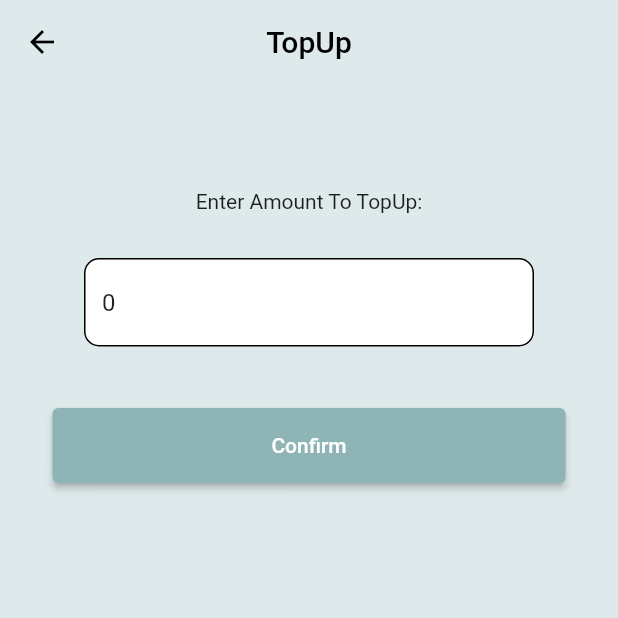
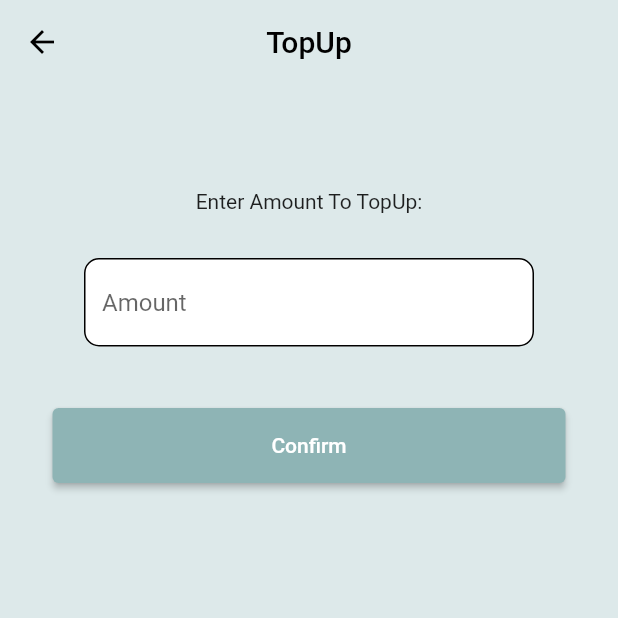
Before and after one commit to BlockSafe-org/Mobile-App, a Flutter app: the TopUp screen opened directly, on a phone screen of 412 x 824 dp, the top half of it. Run offline on Flutter 3.47's test engine with Material 2 defaults, Android fonts, the phone set to English and light mode, and no system bars; our stand-ins replace carousel_slider, cloud_firestore, cloud_functions, firebase_auth, firebase_core, flutter_dotenv and 4 more; missing offline and left inert: currency_formatter, firebase_app_check, flutterwave_standard, is_first_run, web3dart; accounts and stored records are empty; network calls fail.

Commit message:
Added currency formatter

```diff
--- a/lib/Models/transaction.dart
+++ b/lib/Models/transaction.dart
@@ -12,7 +12,7 @@ class TransactionDetails extends StatelessWidget {
   String transactionName;
   String transactionHash;
   int timeStamp;
-  int cost;
+  String cost;
   String makeDate() {
     DateTime date = DateTime.fromMicrosecondsSinceEpoch(timeStamp);
     return "${date.year}-${date.month}-${date.day} ${date.hour}:${date.minute}";
@@ -56,7 +56,7 @@ class TransactionDetails extends StatelessWidget {
                   Text(makeDate())
                 ],
               ),
-              Text("$cost ugx")
+              Text("$cost")
             ],
           ),
         ),
--- a/lib/Pages/profile.dart
+++ b/lib/Pages/profile.dart
@@ -1,4 +1,3 @@
-import 'package:blocksafe_mobile_app/Pages/Profile/verify.dart';
 import 'package:blocksafe_mobile_app/Services/auth.dart';
 import 'package:blocksafe_mobile_app/Widgets/title.dart';
 import 'package:blocksafe_mobile_app/Widgets/wrapper.dart';
@@ -32,8 +31,7 @@ class Profile extends StatelessWidget {
                 children: [
                   ClickableContainer(
                       onTap: () {
-                        Navigator.push(context,
-                            MaterialPageRoute(builder: (context) => Verify()));
+
                       },
                       title: "My Account",
                       icon: Icons.person),
--- a/lib/Pages/topup.dart
+++ b/lib/Pages/topup.dart
@@ -2,6 +2,7 @@ import 'package:blocksafe_mobile_app/Models/transaction.dart';
 import 'package:blocksafe_mobile_app/Services/database.dart';
 import 'package:blocksafe_mobile_app/Services/flutterwave.dart';
 import 'package:blocksafe_mobile_app/Widgets/Navigation/navigationbar.dart';
+import 'package:currency_formatter/currency_formatter.dart';
 import 'package:firebase_auth/firebase_auth.dart';
 import 'package:flutter/material.dart';
 import 'package:blocksafe_mobile_app/Services/eth_utils.dart';
@@ -18,10 +19,18 @@ class TopUp extends StatefulWidget {
 }
 
 class _TopUpState extends State<TopUp> {
-  String _amount = "0";
+  String _amount = "";
   final _formKey = GlobalKey<FormState>();
   final User _user = FirebaseAuth.instance.currentUser!;
   final EthUtils _ethUtils = EthUtils();
+  CurrencyFormatterSettings settings = CurrencyFormatterSettings(
+    // formatter settings for euro
+    symbol: 'UGX',
+    symbolSide: SymbolSide.right,
+    thousandSeparator: ',',
+    decimalSeparator: '.',
+    symbolSeparator: ' ',
+  );
 
   @override
   Widget build(BuildContext context) {
@@ -70,7 +79,7 @@ class _TopUpState extends State<TopUp> {
                               _amount = val;
                             });
                           },
-                          initialValue: _amount.toString(),
+                          initialValue: _amount,
                           keyboardType: TextInputType.number,
                           decoration: InputDecoration(
                               filled: true,
@@ -135,7 +144,9 @@ class _TopUpState extends State<TopUp> {
                           transactionName: data["transactionName"],
                           timeStamp: data["timestamp"],
                           transactionHash: data["transactionHash"],
-                          cost: data["transactionCost"],
+                          cost: CurrencyFormatter.format(
+                              data["transactionCost"], settings,
+                              decimal: 2),
                         );
                       }).toList(),
                     );
--- a/lib/Services/eth_utils.dart
+++ b/lib/Services/eth_utils.dart
@@ -7,12 +7,29 @@ import 'package:http/http.dart' as http;
 import 'package:localstorage/localstorage.dart';
 import 'package:web3dart/crypto.dart';
 import 'package:web3dart/web3dart.dart';
+import 'package:currency_formatter/currency_formatter.dart';
 
 class EthUtils {
   late http.Client httpClient;
   late Web3Client web3Client;
   final LocalStorage storage = LocalStorage("userAddress");
   dynamic balances;
+  CurrencyFormatterSettings settings = CurrencyFormatterSettings(
+    // formatter settings for euro
+    symbol: 'UGX',
+    symbolSide: SymbolSide.right,
+    thousandSeparator: ',',
+    decimalSeparator: '.',
+    symbolSeparator: ' ',
+  );
+  CurrencyFormatterSettings settings1 = CurrencyFormatterSettings(
+    // formatter settings for euro
+    symbol: 'GCN',
+    symbolSide: SymbolSide.right,
+    thousandSeparator: ',',
+    decimalSeparator: '.',
+    symbolSeparator: ' ',
+  );
 
   void initialSetup() async {
     httpClient = http.Client();
@@ -238,15 +255,17 @@ class EthUtils {
     var response = await http.get(Uri.parse(url));
     var data = jsonDecode(response.body);
     var monBalance = val.getInEther.toInt() * data["rates"]["UGX"];
+    String val1 = CurrencyFormatter.format(monBalance, settings, decimal: 2);
 
     final gencoinBalance = await web3Client.call(
         contract: gencoin,
         function: tether.function("balanceOf"),
         params: [userAddress]);
-    var val1 = EtherAmount.fromUnitAndValue(EtherUnit.wei, gencoinBalance[0]);
-    return [
-      monBalance.toStringAsFixed(3),
-      val1.getValueInUnit(EtherUnit.ether).toStringAsFixed(3)
-    ];
+    var genCoin =
+        EtherAmount.fromUnitAndValue(EtherUnit.wei, gencoinBalance[0]);
+    var val2 = CurrencyFormatter.format(
+        genCoin.getValueInUnit(EtherUnit.ether), settings1,
+        decimal: 2);
+    return [val1, val2];
   }
 }
--- a/pubspec.yaml
+++ b/pubspec.yaml
@@ -45,7 +45,7 @@ dependencies:
   localstorage: ^4.0.0+1
   cloud_functions: ^4.0.6
   flutterwave_standard: ^1.0.6
-  flutter_identity_kyc: ^0.1.1
+  currency_formatter: ^2.0.0
 
 
   # The following adds the Cupertino Icons font to your application.
```
Also changed, not shown: lib/Pages/Profile/verify.dart (deleted, +0 -49 lines), lib/Pages/home.dart (+14 -4 lines), pubspec.lock.
